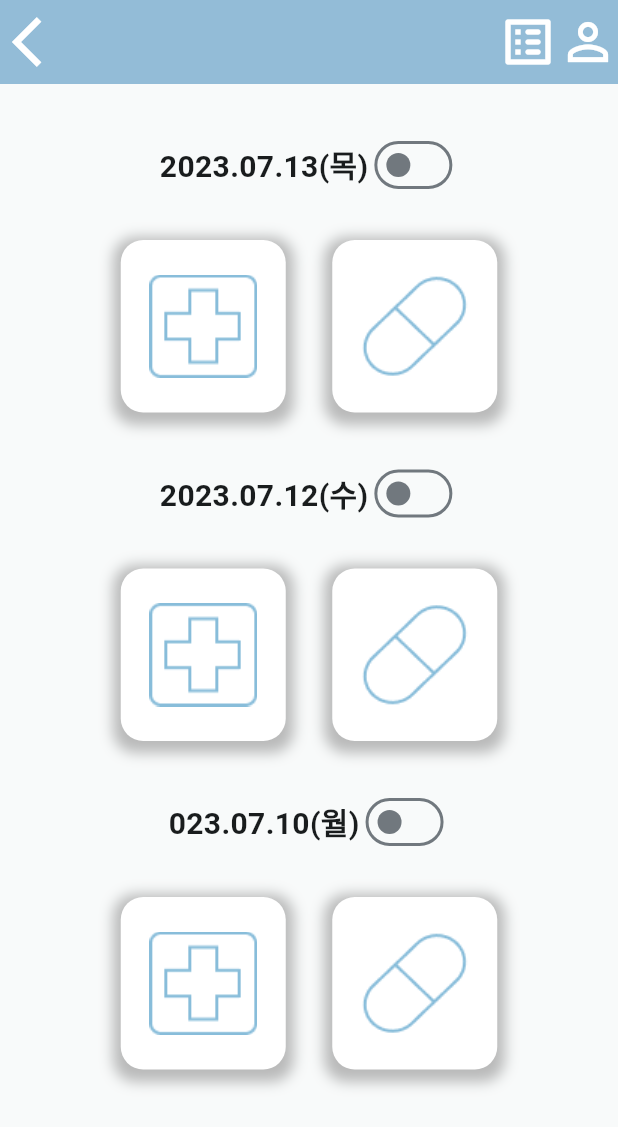
After one commit to majink/bottomNavi, a Flutter app: the screen it shows after launch, after a tap on the "person outline" icon, on a phone screen of 412 x 824 dp. The commit adds this screen. Shown: the top 1127 px of the screen. Run offline on Flutter 3.47's test engine with Material 2 defaults, Android fonts, the phone set to English and light mode, and no system bars; our stand-ins replace flutter_native_splash, font_awesome_flutter.

Commit message:
add mypage

```diff
--- a/lib/home.dart
+++ b/lib/home.dart
@@ -1,5 +1,7 @@
 import 'package:flutter/material.dart';
 import 'package:hellonong/util/color_schemes.g.dart';
+
+import 'mypage.dart';
 
 class MyHomePage extends StatefulWidget {
   const MyHomePage({super.key});
@@ -22,17 +24,26 @@ class _MyHomePageState extends State<MyHomePage> {
   Widget build(BuildContext context) {
     return Scaffold(
       appBar: AppBar(
+
         backgroundColor: Theme.of(context).colorScheme.primary,
         actions: [
-          Icon(
+          IconButton(
+              onPressed: (){
+                Navigator.push(context,MaterialPageRoute(builder: (context) => MyHomePage() //page 간 이동
+                ));},
+              icon:Icon(
                 Icons.list_alt_rounded,
                 size: 40,
                 color: Colors.white,
+              )
           ),
-          Icon(
+          IconButton(
+            onPressed: (){Navigator.push(context,MaterialPageRoute(builder: (context) => MyPage()));},
+              icon:Icon(
                 Icons.person_outline,
                 size: 40,
                 color: Colors.white,
+              )
           )
         ],
       ),
--- /dev/null
+++ b/lib/mypage.dart
@@ -0,0 +1,152 @@
+import 'package:flutter/cupertino.dart';
+import 'package:flutter/material.dart';
+
+class MyPage extends StatefulWidget {
+  const MyPage({super.key});
+
+  @override
+  State<MyPage> createState() => _MyPageState();
+}
+
+List<Map<String, dynamic>> dateData = [
+  {
+    "date": "2023.07.13(목)",
+  },
+  {
+    "date": "2023.07.12(수)",
+  },
+  {
+    "date": "023.07.10(월)",
+  },
+];
+
+class _MyPageState extends State<MyPage> {
+  bool isSwitched = false;
+
+  @override
+  Widget build(BuildContext context) {
+    return Scaffold(
+      appBar: AppBar(
+        leading: IconButton(
+            onPressed: (){
+              Navigator.pop(context);},
+            icon:Icon(
+              Icons.arrow_back_ios,
+              size: 40,
+              color: Colors.white,
+            )
+        ),
+        backgroundColor: Theme.of(context).colorScheme.primary,
+        actions: [
+          Icon(
+            Icons.list_alt_rounded,
+            size: 40,
+            color: Colors.white,
+          ),
+          Icon(
+            Icons.person_outline,
+            size: 40,
+            color: Colors.white,
+          )
+        ],
+      ),
+        body: ListView.builder(
+          scrollDirection: Axis.vertical,
+            itemCount: dateData.length,
+          itemBuilder:(context, index){
+              return Column(
+                children: [
+                  SizedBox(
+                    height: 30,
+                  ),
+                  Row(
+                    mainAxisAlignment: MainAxisAlignment.center,
+                    children: [
+                      Text(
+                        dateData[index]["date"],
+                        style: TextStyle(
+                            fontSize: 20,
+                            fontWeight: FontWeight.bold
+                        ),
+                      ),
+                      Switch(
+                          value: isSwitched,
+                          onChanged: (value){
+                            setState(() {
+                              isSwitched = value;
+                            });
+                          },
+                        //activeColor:
+                        //activeTrackColor:
+                      )
+                    ],
+                  ),
+                  Padding(
+                      padding: EdgeInsets.fromLTRB(0, 26, 0, 0),
+                    child: Row(
+                      mainAxisAlignment: MainAxisAlignment.center,
+                      children: [
+                        GestureDetector(
+                          onTap: (){
+                            //print("asdf");
+                          },
+                          child: Container(
+                            height: 115,
+                            width: 110,
+                            child: Image.asset(
+                              "assets/images/Frame 2608516.png",
+                              width: 52,
+                              height: 52,
+                            ),
+                            decoration: BoxDecoration(
+                                color: Colors.white,
+                                borderRadius: BorderRadius.circular(15),
+                                boxShadow: [
+                                  BoxShadow(
+                                      color: Colors.grey.withOpacity(0.7),
+                                      spreadRadius: 5,
+                                      blurRadius: 7,
+                                      offset: Offset(0,3)
+                                  )
+                                ]
+                            ),
+                          ),
+                        ),
+                        SizedBox(width: 31),
+                        GestureDetector(
+                          onTap: (){
+
+                          },
+                          child: Container(
+                            height: 115,
+                            width: 110,
+                            child: Image.asset(
+                              "assets/images/Pharmacy.png",
+                              width: 52,
+                              height: 52,
+                            ),
+                            decoration: BoxDecoration(
+                                color: Colors.white,
+                                borderRadius: BorderRadius.circular(15),
+                                boxShadow: [
+                                  BoxShadow(
+                                      color: Colors.grey.withOpacity(0.7),
+                                      spreadRadius: 5,
+                                      blurRadius: 7,
+                                      offset: Offset(0,3)
+                                  )
+                                ]
+                            ),
+                          ),
+                        )
+                      ],
+                    ),
+                  )
+                ],
+              );
+          },
+
+        )
+    );
+  }
+}
```
Lines whose indentation alone changed are shown as unchanged.
